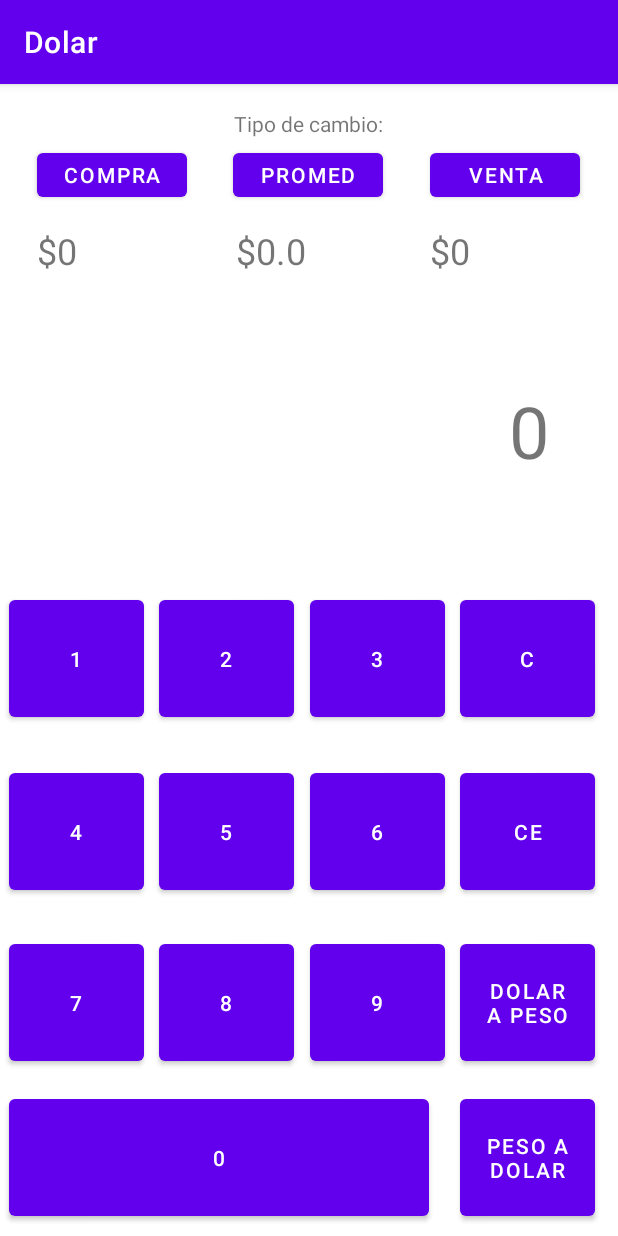
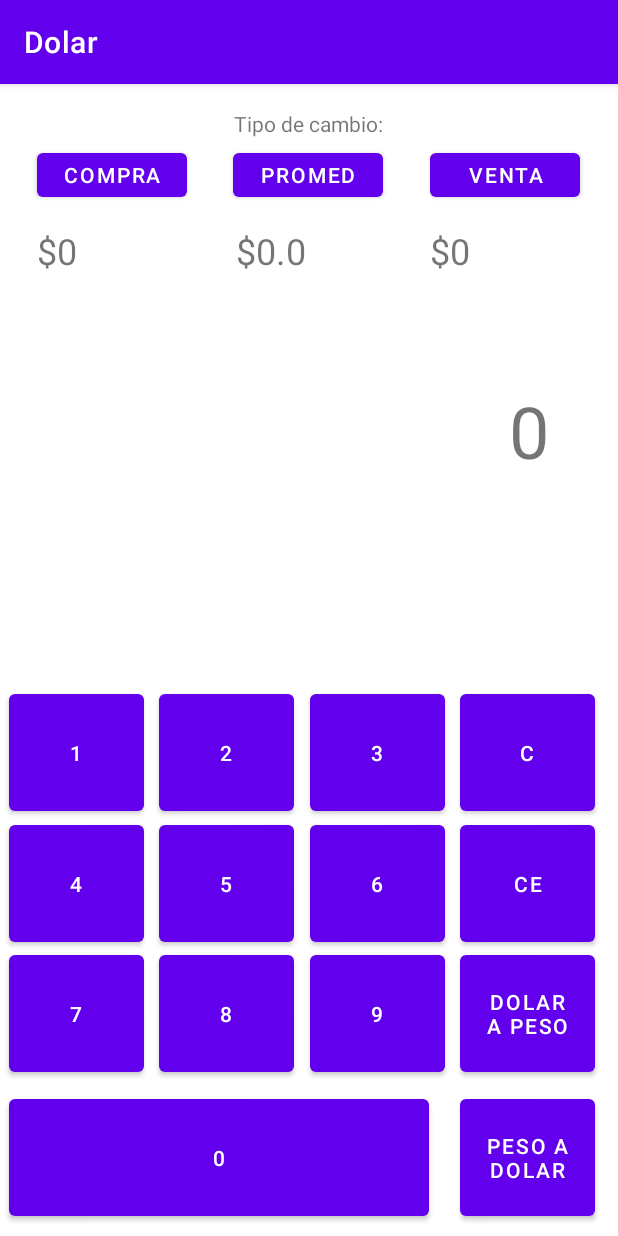
Before and after one commit to JMCassoli/Calculadolar-Mobile, an Android app: the screen it shows after launch (MainActivity), on a phone screen of 412 x 824 dp. Run offline under Robolectric (Android 15) with nearby library versions, the phone set to English and light mode, and no system bars.

Commit message:
ultima actualizacion por BackUp

```diff
--- a/app/src/main/java/com/example/dolar/MainActivity.java
+++ b/app/src/main/java/com/example/dolar/MainActivity.java
@@ -170,7 +170,7 @@ public class MainActivity extends AppCompatActivity {
         if(sb.length()!=0){
             double result = Double.parseDouble(sb.toString());
             borrarDisplay();
-            sb.append(Double.toString(result * getCambioActual()));
+            sb.append( Integer.toString((int) ((int)result * getCambioActual())));
         }
     }
 
--- a/app/src/main/res/layout/activity_main.xml
+++ b/app/src/main/res/layout/activity_main.xml
@@ -4,7 +4,9 @@
     xmlns:tools="http://schemas.android.com/tools"
     android:layout_width="match_parent"
     android:layout_height="match_parent"
-    tools:context=".MainActivity">
+    tools:context=".MainActivity"
+    tools:layout_editor_absoluteX="0dp"
+    tools:layout_editor_absoluteY="-7dp">
 
 
     <Button
@@ -30,18 +32,6 @@
         app:layout_constraintRight_toRightOf="parent"
         app:layout_constraintTop_toTopOf="parent"
         app:layout_constraintVertical_bias="0.989" />
-
-    <Button
-        android:id="@+id/btnDolAPes"
-        android:layout_width="90dp"
-        android:layout_height="90dp"
-        android:text="dolar a peso"
-        app:layout_constraintBottom_toBottomOf="parent"
-        app:layout_constraintHorizontal_bias="0.953"
-        app:layout_constraintLeft_toLeftOf="parent"
-        app:layout_constraintRight_toRightOf="parent"
-        app:layout_constraintTop_toTopOf="parent"
-        app:layout_constraintVertical_bias="0.837" />
 
     <Button
         android:id="@+id/btnPromed"
@@ -107,6 +97,30 @@
         app:layout_constraintVertical_bias="0.128" />
 
     <Button
+        android:id="@+id/btn2"
+        android:layout_width="90dp"
+        android:layout_height="90dp"
+        android:text="2"
+        app:layout_constraintBottom_toBottomOf="parent"
+        app:layout_constraintEnd_toEndOf="parent"
+        app:layout_constraintHorizontal_bias="0.33"
+        app:layout_constraintStart_toStartOf="parent"
+        app:layout_constraintTop_toTopOf="parent"
+        app:layout_constraintVertical_bias="0.591" />
+
+    <Button
+        android:id="@+id/btn5"
+        android:layout_width="90dp"
+        android:layout_height="90dp"
+        android:text="5"
+        app:layout_constraintBottom_toBottomOf="parent"
+        app:layout_constraintEnd_toEndOf="parent"
+        app:layout_constraintHorizontal_bias="0.33"
+        app:layout_constraintStart_toStartOf="parent"
+        app:layout_constraintTop_toTopOf="parent"
+        app:layout_constraintVertical_bias="0.72" />
+
+    <Button
         android:id="@+id/btn1"
         android:layout_width="90dp"
         android:layout_height="90dp"
@@ -116,19 +130,19 @@
         app:layout_constraintHorizontal_bias="0.018"
         app:layout_constraintStart_toStartOf="parent"
         app:layout_constraintTop_toTopOf="parent"
-        app:layout_constraintVertical_bias="0.499" />
+        app:layout_constraintVertical_bias="0.591" />
 
     <Button
-        android:id="@+id/btn2"
+        android:id="@+id/btn4"
         android:layout_width="90dp"
         android:layout_height="90dp"
-        android:text="2"
+        android:text="4"
         app:layout_constraintBottom_toBottomOf="parent"
         app:layout_constraintEnd_toEndOf="parent"
-        app:layout_constraintHorizontal_bias="0.33"
+        app:layout_constraintHorizontal_bias="0.018"
         app:layout_constraintStart_toStartOf="parent"
         app:layout_constraintTop_toTopOf="parent"
-        app:layout_constraintVertical_bias="0.499" />
+        app:layout_constraintVertical_bias="0.72" />
 
     <Button
         android:id="@+id/btn3"
@@ -140,7 +154,67 @@
         app:layout_constraintHorizontal_bias="0.641"
         app:layout_constraintStart_toStartOf="parent"
         app:layout_constraintTop_toTopOf="parent"
-        app:layout_constraintVertical_bias="0.499" />
+        app:layout_constraintVertical_bias="0.591" />
+
+    <Button
+        android:id="@+id/btn6"
+        android:layout_width="90dp"
+        android:layout_height="90dp"
+        android:text="6"
+        app:layout_constraintBottom_toBottomOf="parent"
+        app:layout_constraintEnd_toEndOf="parent"
+        app:layout_constraintHorizontal_bias="0.641"
+        app:layout_constraintStart_toStartOf="parent"
+        app:layout_constraintTop_toTopOf="parent"
+        app:layout_constraintVertical_bias="0.72" />
+
+    <Button
+        android:id="@+id/btnCE"
+        android:layout_width="90dp"
+        android:layout_height="90dp"
+        android:text="CE"
+        app:layout_constraintBottom_toBottomOf="parent"
+        app:layout_constraintEnd_toEndOf="parent"
+        app:layout_constraintHorizontal_bias="0.953"
+        app:layout_constraintStart_toStartOf="parent"
+        app:layout_constraintTop_toTopOf="parent"
+        app:layout_constraintVertical_bias="0.72" />
+
+    <Button
+        android:id="@+id/btnC"
+        android:layout_width="90dp"
+        android:layout_height="90dp"
+        android:text="C"
+        app:layout_constraintBottom_toBottomOf="parent"
+        app:layout_constraintEnd_toEndOf="parent"
+        app:layout_constraintHorizontal_bias="0.953"
+        app:layout_constraintStart_toStartOf="parent"
+        app:layout_constraintTop_toTopOf="parent"
+        app:layout_constraintVertical_bias="0.591" />
+
+    <Button
+        android:id="@+id/btn8"
+        android:layout_width="90dp"
+        android:layout_height="90dp"
+        android:text="8"
+        app:layout_constraintBottom_toBottomOf="parent"
+        app:layout_constraintEnd_toEndOf="parent"
+        app:layout_constraintHorizontal_bias="0.33"
+        app:layout_constraintStart_toStartOf="parent"
+        app:layout_constraintTop_toTopOf="parent"
+        app:layout_constraintVertical_bias="0.848" />
+
+    <Button
+        android:id="@+id/btn7"
+        android:layout_width="90dp"
+        android:layout_height="90dp"
+        android:text="7"
+        app:layout_constraintBottom_toBottomOf="parent"
+        app:layout_constraintEnd_toEndOf="parent"
+        app:layout_constraintHorizontal_bias="0.018"
+        app:layout_constraintStart_toStartOf="parent"
+        app:layout_constraintTop_toTopOf="parent"
+        app:layout_constraintVertical_bias="0.848" />
 
     <Button
         android:id="@+id/btn9"
@@ -152,67 +226,19 @@
         app:layout_constraintHorizontal_bias="0.641"
         app:layout_constraintStart_toStartOf="parent"
         app:layout_constraintTop_toTopOf="parent"
-        app:layout_constraintVertical_bias="0.837" />
+        app:layout_constraintVertical_bias="0.848" />
 
     <Button
-        android:id="@+id/btn4"
+        android:id="@+id/btnDolAPes"
         android:layout_width="90dp"
         android:layout_height="90dp"
-        android:text="4"
+        android:text="dolar a peso"
         app:layout_constraintBottom_toBottomOf="parent"
-        app:layout_constraintEnd_toEndOf="parent"
-        app:layout_constraintHorizontal_bias="0.018"
-        app:layout_constraintStart_toStartOf="parent"
+        app:layout_constraintHorizontal_bias="0.953"
+        app:layout_constraintLeft_toLeftOf="parent"
+        app:layout_constraintRight_toRightOf="parent"
         app:layout_constraintTop_toTopOf="parent"
-        app:layout_constraintVertical_bias="0.669" />
-
-    <Button
-        android:id="@+id/btn6"
-        android:layout_width="90dp"
-        android:layout_height="90dp"
-        android:text="6"
-        app:layout_constraintBottom_toBottomOf="parent"
-        app:layout_constraintEnd_toEndOf="parent"
-        app:layout_constraintHorizontal_bias="0.641"
-        app:layout_constraintStart_toStartOf="parent"
-        app:layout_constraintTop_toTopOf="parent"
-        app:layout_constraintVertical_bias="0.669" />
-
-    <Button
-        android:id="@+id/btn5"
-        android:layout_width="90dp"
-        android:layout_height="90dp"
-        android:text="5"
-        app:layout_constraintBottom_toBottomOf="parent"
-        app:layout_constraintEnd_toEndOf="parent"
-        app:layout_constraintHorizontal_bias="0.33"
-        app:layout_constraintStart_toStartOf="parent"
-        app:layout_constraintTop_toTopOf="parent"
-        app:layout_constraintVertical_bias="0.669" />
-
-    <Button
-        android:id="@+id/btn7"
-        android:layout_width="90dp"
-        android:layout_height="90dp"
-        android:text="7"
-        app:layout_constraintBottom_toBottomOf="parent"
-        app:layout_constraintEnd_toEndOf="parent"
-        app:layout_constraintHorizontal_bias="0.018"
-        app:layout_constraintStart_toStartOf="parent"
-        app:layout_constraintTop_toTopOf="parent"
-        app:layout_constraintVertical_bias="0.837" />
-
-    <Button
-        android:id="@+id/btn8"
-        android:layout_width="90dp"
-        android:layout_height="90dp"
-        android:text="8"
-        app:layout_constraintBottom_toBottomOf="parent"
-        app:layout_constraintEnd_toEndOf="parent"
-        app:layout_constraintHorizontal_bias="0.33"
-        app:layout_constraintStart_toStartOf="parent"
-        app:layout_constraintTop_toTopOf="parent"
-        app:layout_constraintVertical_bias="0.837" />
+        app:layout_constraintVertical_bias="0.848" />
 
     <Button
         android:id="@+id/btn0"
@@ -225,30 +251,6 @@
         app:layout_constraintStart_toStartOf="parent"
         app:layout_constraintTop_toTopOf="parent"
         app:layout_constraintVertical_bias="0.989" />
-
-    <Button
-        android:id="@+id/btnCE"
-        android:layout_width="90dp"
-        android:layout_height="90dp"
-        android:text="CE"
-        app:layout_constraintBottom_toBottomOf="parent"
-        app:layout_constraintEnd_toEndOf="parent"
-        app:layout_constraintHorizontal_bias="0.953"
-        app:layout_constraintStart_toStartOf="parent"
-        app:layout_constraintTop_toTopOf="parent"
-        app:layout_constraintVertical_bias="0.669" />
-
-    <Button
-        android:id="@+id/btnC"
-        android:layout_width="90dp"
-        android:layout_height="90dp"
-        android:text="C"
-        app:layout_constraintBottom_toBottomOf="parent"
-        app:layout_constraintEnd_toEndOf="parent"
-        app:layout_constraintHorizontal_bias="0.953"
-        app:layout_constraintStart_toStartOf="parent"
-        app:layout_constraintTop_toTopOf="parent"
-        app:layout_constraintVertical_bias="0.499" />
 
     <TextView
         android:id="@+id/textView"
```
